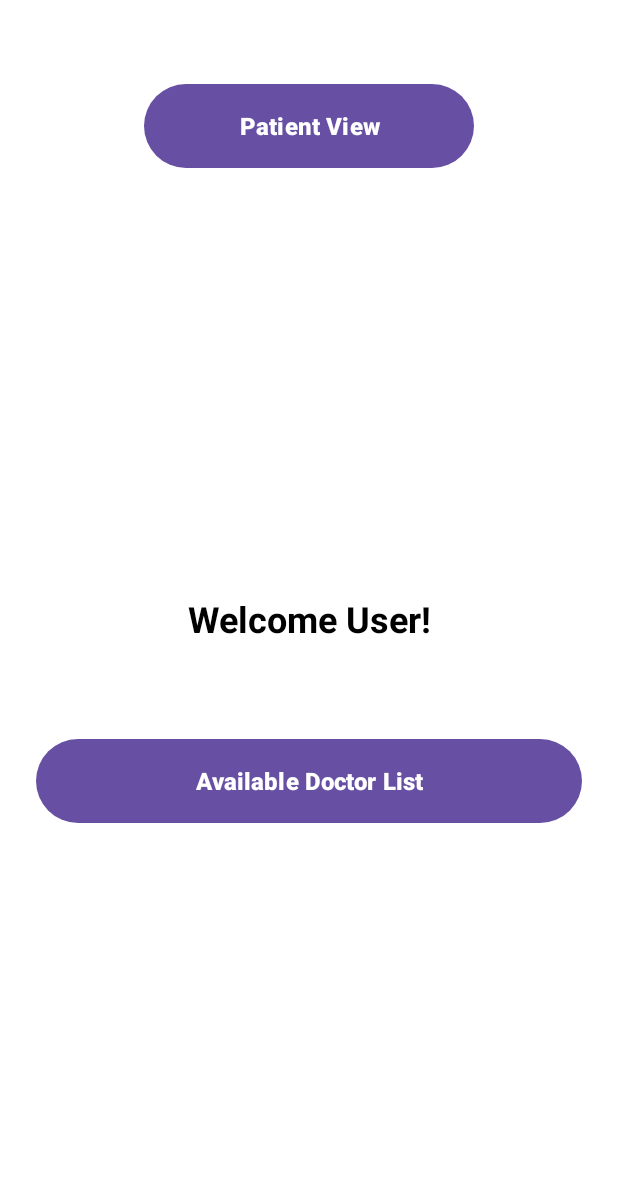
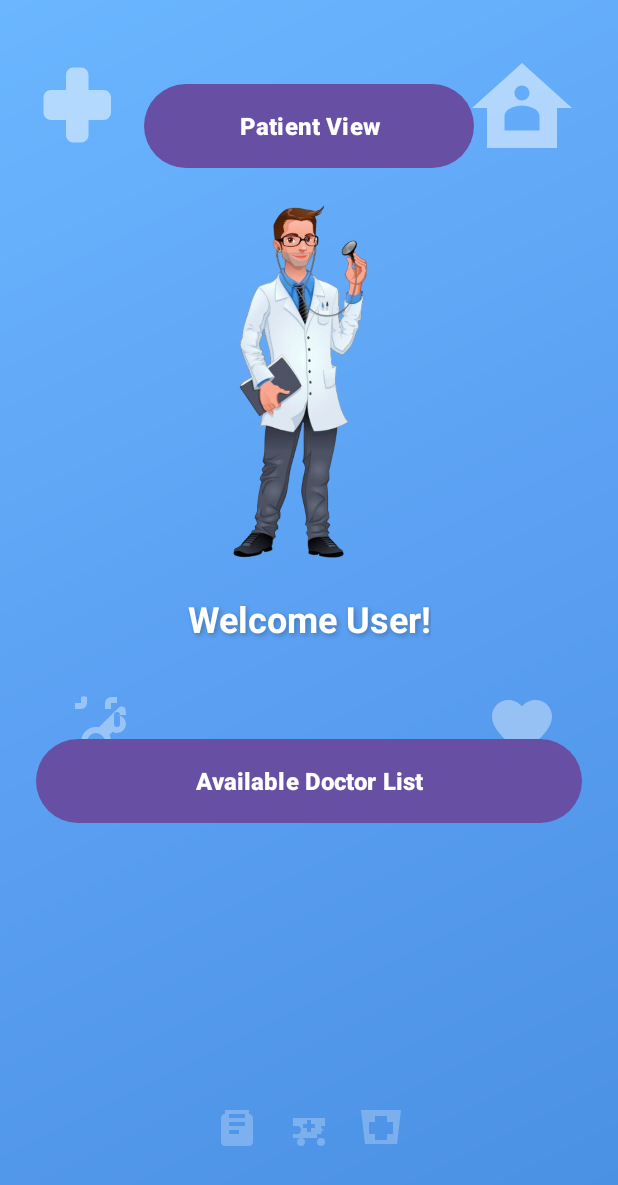
Before and after one commit to asmRakibulHasan/SmartHospitalManagementSystem, an Android app: the userFragment screen opened through its navigation route, on a phone screen of 412 x 824 dp. Shown: the top 1185 px of the screen. Run offline under Robolectric (Android 15) with nearby library versions, the phone set to English and light mode, and no system bars; our stand-ins replace Room's generated code.

Commit message:
- user screen updated

```diff
--- /dev/null
+++ b/app/src/main/res/drawable/ic_ambulance.xml
@@ -0,0 +1,9 @@
+<vector xmlns:android="http://schemas.android.com/apk/res/android"
+    android:width="24dp"
+    android:height="24dp"
+    android:viewportWidth="24"
+    android:viewportHeight="24">
+    <path
+        android:fillColor="#FFFFFF"
+        android:pathData="M8,17A2,2 0 0,0 6,19A2,2 0 0,0 8,21A2,2 0 0,0 10,19A2,2 0 0,0 8,17M18,17A2,2 0 0,0 16,19A2,2 0 0,0 18,21A2,2 0 0,0 20,19A2,2 0 0,0 18,17M4,7V11H6A2,2 0 0,1 8,13A2,2 0 0,1 6,15H4V17H16V15H18A2,2 0 0,1 20,13A2,2 0 0,1 18,11H20V7H4M11,8H13V10H15V12H13V14H11V12H9V10H11V8Z"/>
+</vector>
--- /dev/null
+++ b/app/src/main/res/drawable/ic_doctor_list.xml
@@ -0,0 +1,9 @@
+<vector xmlns:android="http://schemas.android.com/apk/res/android"
+    android:width="24dp"
+    android:height="24dp"
+    android:viewportWidth="24"
+    android:viewportHeight="24">
+    <path
+        android:fillColor="#FFFFFF"
+        android:pathData="M16,4C16.55,4 17,4.45 17,5V6H19C20.1,6 21,6.9 21,8V19C21,20.1 20.1,21 19,21H5C3.9,21 3,20.1 3,19V8C3,6.9 3.9,6 5,6H7V5C7,4.45 7.45,4 8,4H16M16,6H8V8H16V6M7,10V12H17V10H7M7,14V16H14V14H7Z"/>
+</vector>
--- /dev/null
+++ b/app/src/main/res/drawable/ic_first_aid.xml
@@ -0,0 +1,9 @@
+<vector xmlns:android="http://schemas.android.com/apk/res/android"
+    android:width="24dp"
+    android:height="24dp"
+    android:viewportWidth="24"
+    android:viewportHeight="24">
+    <path
+        android:fillColor="#FFFFFF"
+        android:pathData="M2,3H22L20,20H4L2,3M9,6V9H6V15H9V18H15V15H18V9H15V6H9Z"/>
+</vector>
--- /dev/null
+++ b/app/src/main/res/drawable/ic_heart_medical.xml
@@ -0,0 +1,9 @@
+<vector xmlns:android="http://schemas.android.com/apk/res/android"
+    android:width="24dp"
+    android:height="24dp"
+    android:viewportWidth="24"
+    android:viewportHeight="24">
+    <path
+        android:fillColor="#FFFFFF"
+        android:pathData="M12,21.35L10.55,20.03C5.4,15.36 2,12.27 2,8.5C2,5.41 4.42,3 7.5,3C9.24,3 10.91,3.81 12,5.08C13.09,3.81 14.76,3 16.5,3C19.58,3 22,5.41 22,8.5C22,12.27 18.6,15.36 13.45,20.03L12,21.35Z"/>
+</vector>
--- /dev/null
+++ b/app/src/main/res/drawable/ic_hospital_building.xml
@@ -0,0 +1,9 @@
+<vector xmlns:android="http://schemas.android.com/apk/res/android"
+    android:width="24dp"
+    android:height="24dp"
+    android:viewportWidth="24"
+    android:viewportHeight="24">
+    <path
+        android:fillColor="#FFFFFF"
+        android:pathData="M12,3L2,12H5V20H19V12H22L12,3ZM12,7.5C12.8,7.5 13.5,8.2 13.5,9S12.8,10.5 12,10.5S10.5,9.8 10.5,9S11.2,7.5 12,7.5ZM12,11.5C13.4,11.5 15.5,12.2 15.5,13.6V16.5H8.5V13.6C8.5,12.2 10.6,11.5 12,11.5Z"/>
+</vector>
--- /dev/null
+++ b/app/src/main/res/drawable/ic_medical_cross.xml
@@ -0,0 +1,9 @@
+<vector xmlns:android="http://schemas.android.com/apk/res/android"
+    android:width="24dp"
+    android:height="24dp"
+    android:viewportWidth="24"
+    android:viewportHeight="24">
+    <path
+        android:fillColor="#FFFFFF"
+        android:pathData="M12,2C13.1,2 14,2.9 14,4V8H18C19.1,8 20,8.9 20,10V14C20,15.1 19.1,16 18,16H14V20C14,21.1 13.1,22 12,22H10C8.9,22 8,21.1 8,20V16H4C2.9,16 2,15.1 2,14V10C2,8.9 2.9,8 4,8H8V4C8,2.9 8.9,2 10,2H12Z"/>
+</vector>
--- /dev/null
+++ b/app/src/main/res/drawable/ic_medicine.xml
@@ -0,0 +1,9 @@
+<vector xmlns:android="http://schemas.android.com/apk/res/android"
+    android:width="24dp"
+    android:height="24dp"
+    android:viewportWidth="24"
+    android:viewportHeight="24">
+    <path
+        android:fillColor="#FFFFFF"
+        android:pathData="M6,3H18V5C19.1,5 20,5.9 20,7V19C20,20.1 19.1,21 18,21H6C4.9,21 4,20.1 4,19V7C4,5.9 4.9,5 6,5V3M8,5V7H16V5H8M8,9V11H16V9H8M8,13V15H13V13H8Z"/>
+</vector>
--- /dev/null
+++ b/app/src/main/res/drawable/ic_patient.xml
@@ -0,0 +1,9 @@
+<vector xmlns:android="http://schemas.android.com/apk/res/android"
+    android:width="24dp"
+    android:height="24dp"
+    android:viewportWidth="24"
+    android:viewportHeight="24">
+    <path
+        android:fillColor="#FFFFFF"
+        android:pathData="M12,12c2.21,0 4,-1.79 4,-4s-1.79,-4 -4,-4 -4,1.79 -4,4 1.79,4 4,4zm0,2c-2.67,0 -8,1.34 -8,4v2h16v-2c0,-2.66 -5.33,-4 -8,-4z"/>
+</vector>
--- /dev/null
+++ b/app/src/main/res/drawable/ic_stethoscope.xml
@@ -0,0 +1,9 @@
+<vector xmlns:android="http://schemas.android.com/apk/res/android"
+    android:width="24dp"
+    android:height="24dp"
+    android:viewportWidth="24"
+    android:viewportHeight="24">
+    <path
+        android:fillColor="#FFFFFF"
+        android:pathData="M19,8A3,3 0 0,1 22,11A3,3 0 0,1 19,14C18.47,14 17.97,13.84 17.56,13.56L16.5,14.62C16.81,15.36 17,16.16 17,17A5,5 0 0,1 12,22A5,5 0 0,1 7,17A5,5 0 0,1 12,12C12.34,12 12.67,12.04 13,12.1L19.44,5.66C19.84,5.26 20.24,5.15 20.66,5.15C21.95,5.15 22,6.58 22,8H20A1,1 0 0,0 19,7A1,1 0 0,0 18,8V11A1,1 0 0,0 19,12A1,1 0 0,0 20,11V8H19M12,14A3,3 0 0,0 9,17A3,3 0 0,0 12,20A3,3 0 0,0 15,17A3,3 0 0,0 12,14M7,2V4H5V6H7A2,2 0 0,0 9,4V2A2,2 0 0,0 7,2M17,2A2,2 0 0,0 15,4V6H17V4H19V2H17Z"/>
+</vector>
--- /dev/null
+++ b/app/src/main/res/drawable/user_background_gradient.xml
@@ -0,0 +1,9 @@
+<?xml version="1.0" encoding="utf-8"?>
+<shape xmlns:android="http://schemas.android.com/apk/res/android">
+    <gradient
+        android:startColor="#4A90E2"
+        android:centerColor="#5BA0F2"
+        android:endColor="#6BB6FF"
+        android:angle="135"
+        android:type="linear" />
+</shape>
--- a/app/src/main/res/layout/fragment_user.xml
+++ b/app/src/main/res/layout/fragment_user.xml
@@ -5,9 +5,33 @@
     xmlns:tools="http://schemas.android.com/tools"
     android:layout_width="match_parent"
     android:layout_height="match_parent"
-    android:background="@android:color/white"
+    android:background="@drawable/user_background_gradient"
     android:padding="24dp"
     tools:context=".userFragment">
+
+    <!-- Medical Icon Top Left -->
+    <ImageView
+        android:id="@+id/iv_medical_icon_top"
+        android:layout_width="60dp"
+        android:layout_height="60dp"
+        android:src="@drawable/ic_medical_cross"
+        android:contentDescription="Medical Cross Icon"
+        app:layout_constraintTop_toTopOf="parent"
+        app:layout_constraintStart_toStartOf="parent"
+        android:layout_marginTop="16dp"
+        app:tint="#80FFFFFF" />
+
+    <!-- Hospital Icon Top Right -->
+    <ImageView
+        android:id="@+id/iv_hospital_icon_top"
+        android:layout_width="80dp"
+        android:layout_height="80dp"
+        android:src="@drawable/ic_hospital_building"
+        android:contentDescription="Hospital Building Icon"
+        app:layout_constraintTop_toTopOf="parent"
+        app:layout_constraintEnd_toEndOf="parent"
+        android:layout_marginTop="8dp"
+        app:tint="#80FFFFFF" />
 
     <!-- Home Button -->
     <Button
@@ -20,10 +44,23 @@
         android:textStyle="bold"
         android:background="@drawable/button_primary"
         android:elevation="4dp"
+        android:drawableStart="@drawable/ic_patient"
+        android:drawablePadding="8dp"
         app:layout_constraintTop_toTopOf="parent"
         app:layout_constraintStart_toStartOf="parent"
         app:layout_constraintEnd_toEndOf="parent"
         android:layout_marginTop="32dp" />
+
+    <ImageView
+        android:layout_width="wrap_content"
+        android:layout_height="0dp"
+        android:src="@drawable/doctor_demo"
+        android:layout_margin="10dp"
+        app:layout_constraintStart_toStartOf="@id/btn_home"
+        app:layout_constraintEnd_toEndOf="@id/btn_home"
+        app:layout_constraintTop_toBottomOf="@id/btn_home"
+        app:layout_constraintBottom_toTopOf="@id/tv_welcome_message"/>
+
 
     <!-- Welcome Message -->
     <TextView
@@ -31,14 +68,44 @@
         android:layout_width="wrap_content"
         android:layout_height="wrap_content"
         android:text="Welcome name!"
-        android:textColor="@android:color/black"
+        android:textColor="@android:color/white"
         android:textSize="24sp"
         android:textStyle="bold"
         android:gravity="center"
+        android:shadowColor="#40000000"
+        android:shadowDx="2"
+        android:shadowDy="2"
+        android:shadowRadius="4"
         app:layout_constraintTop_toTopOf="parent"
         app:layout_constraintBottom_toBottomOf="parent"
         app:layout_constraintStart_toStartOf="parent"
         app:layout_constraintEnd_toEndOf="parent" />
+
+    <!-- Stethoscope Icon Left -->
+    <ImageView
+        android:id="@+id/iv_stethoscope_left"
+        android:layout_width="48dp"
+        android:layout_height="48dp"
+        android:src="@drawable/ic_stethoscope"
+        android:contentDescription="Stethoscope Icon"
+        app:layout_constraintTop_toBottomOf="@+id/tv_welcome_message"
+        app:layout_constraintStart_toStartOf="parent"
+        android:layout_marginTop="32dp"
+        android:layout_marginStart="16dp"
+        app:tint="#60FFFFFF" />
+
+    <!-- Heart Icon Right -->
+    <ImageView
+        android:id="@+id/iv_heart_right"
+        android:layout_width="48dp"
+        android:layout_height="48dp"
+        android:src="@drawable/ic_heart_medical"
+        android:contentDescription="Medical Heart Icon"
+        app:layout_constraintTop_toBottomOf="@+id/tv_welcome_message"
+        app:layout_constraintEnd_toEndOf="parent"
+        android:layout_marginTop="32dp"
+        android:layout_marginEnd="16dp"
+        app:tint="#60FFFFFF" />
 
     <!-- Doctor List Button -->
     <Button
@@ -51,9 +118,45 @@
         android:textStyle="bold"
         android:background="@drawable/button_primary"
         android:elevation="4dp"
+        android:drawableStart="@drawable/ic_doctor_list"
+        android:drawablePadding="8dp"
         app:layout_constraintTop_toBottomOf="@+id/tv_welcome_message"
         app:layout_constraintStart_toStartOf="parent"
         app:layout_constraintEnd_toEndOf="parent"
         android:layout_marginTop="64dp" />
 
+    <!-- Bottom Decorative Medical Icons -->
+    <LinearLayout
+        android:id="@+id/ll_bottom_icons"
+        android:layout_width="wrap_content"
+        android:layout_height="wrap_content"
+        android:orientation="horizontal"
+        android:gravity="center"
+        app:layout_constraintBottom_toBottomOf="parent"
+        app:layout_constraintStart_toStartOf="parent"
+        app:layout_constraintEnd_toEndOf="parent"
+        android:layout_marginBottom="32dp">
+
+        <ImageView
+            android:layout_width="32dp"
+            android:layout_height="32dp"
+            android:src="@drawable/ic_medicine"
+            android:layout_marginEnd="16dp"
+            app:tint="#40FFFFFF" />
+
+        <ImageView
+            android:layout_width="32dp"
+            android:layout_height="32dp"
+            android:src="@drawable/ic_ambulance"
+            android:layout_marginEnd="16dp"
+            app:tint="#40FFFFFF" />
+
+        <ImageView
+            android:layout_width="32dp"
+            android:layout_height="32dp"
+            android:src="@drawable/ic_first_aid"
+            app:tint="#40FFFFFF" />
+
+    </LinearLayout>
+
 </androidx.constraintlayout.widget.ConstraintLayout>
```
Also changed, not shown: app/src/main/res/drawable/doctor_demo.png (added).
